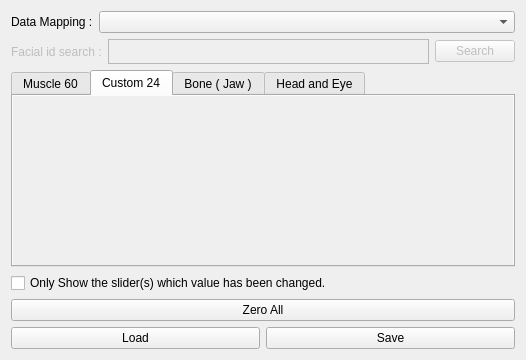
Before: the Qt Designer form resource/FM_mapping.ui in waveact/NFS_Facial_Mocap, drawn with Qt 5.
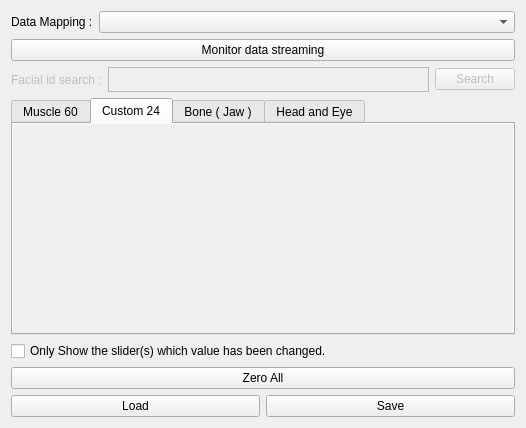
After: the same form once the commit is applied. The open tabs and pages were chosen to show the change.

Commit message: add monitor data source streaming

Patch:
```diff
--- a/resource/FM_mapping.ui
+++ b/resource/FM_mapping.ui
@@ -7,7 +7,7 @@
     <x>0</x>
     <y>0</y>
     <width>526</width>
-    <height>360</height>
+    <height>428</height>
    </rect>
   </property>
   <property name="windowTitle">
@@ -35,6 +35,13 @@
      </item>
     </layout>
    </item>
+   <item>
+    <widget class="QPushButton" name="qtDataSourcePushButton">
+     <property name="text">
+      <string>Monitor data streaming</string>
+     </property>
+    </widget>
+   </item>
    <item>
     <layout class="QHBoxLayout" name="horizontalLayout_4">
      <item>
@@ -169,8 +176,8 @@
            <rect>
             <x>0</x>
             <y>0</y>
-            <width>502</width>
-            <height>172</height>
+            <width>100</width>
+            <height>30</height>
            </rect>
           </property>
           <property name="minimumSize">
```
Left out of the diff: 10 changed lines with no effect on the pictures. The commit also changes 4 other files.
